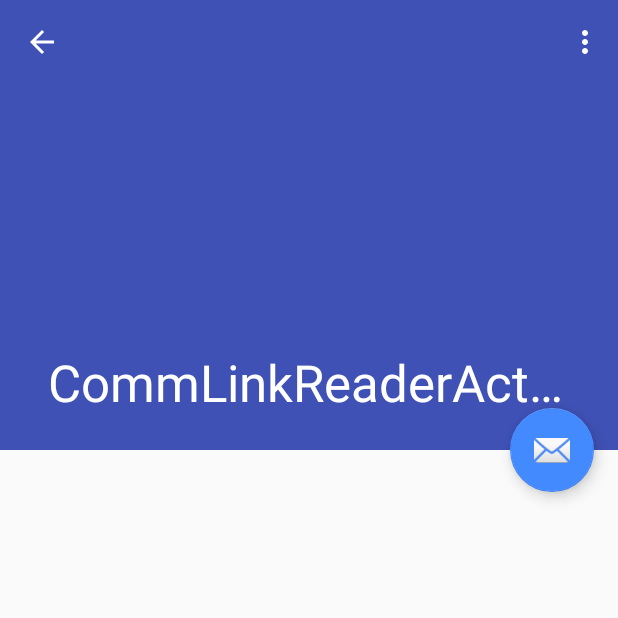
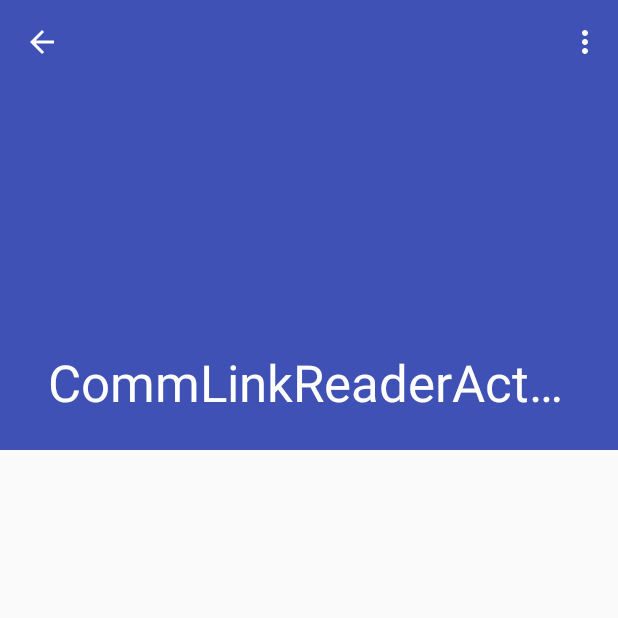
Before and after one commit to fusion44/galactic-tavern-android, an Android app: the CommLinkReaderActivity screen opened directly, with no data from a screen before it, on a phone screen of 412 x 824 dp, the top half of it. Run offline under Robolectric (Android 15) with nearby library versions, the phone set to English and light mode, and no system bars; our stand-ins replace Timber; libraries missing offline, so code that uses them is left out: com.hardsoftstudio.rxflux; pictures from the network do not load; 5 statements that could not run were skipped.

Commit message:
Added a few tablet specific layout enhancements

```diff
--- a/app/build.gradle
+++ b/app/build.gradle
@@ -34,6 +34,7 @@ dependencies {
 
     compile 'com.android.support:appcompat-v7:23.1.1'
     compile 'com.android.support:design:23.1.1'
+    compile 'com.android.support:percent:23.1.1'
     compile 'com.android.support:customtabs:23.1.1'
     compile 'com.android.support:support-v4:23.1.1'
 
--- a/app/src/main/res/layout/activity_comm_link_reader_native.xml
+++ b/app/src/main/res/layout/activity_comm_link_reader_native.xml
@@ -37,10 +37,12 @@
                 android:layout_width="match_parent"
                 android:layout_height="?attr/actionBarSize"
                 app:layout_collapseMode="pin"
+                app:layout_scrollFlags="scroll"
                 app:popupTheme="@style/AppTheme.PopupOverlay" />
 
         </android.support.design.widget.CollapsingToolbarLayout>
     </android.support.design.widget.AppBarLayout>
+
 
     <android.support.v7.widget.RecyclerView xmlns:android="http://schemas.android.com/apk/res/android"
         xmlns:app="http://schemas.android.com/apk/res-auto"
@@ -51,14 +53,4 @@
         app:layout_behavior="@string/appbar_scrolling_view_behavior"
         tools:context=".ui.commlinks.CommLinkReaderActivity"
         tools:showIn="@layout/activity_comm_link_reader_native" />
-
-    <android.support.design.widget.FloatingActionButton
-        android:id="@+id/fab"
-        android:layout_width="wrap_content"
-        android:layout_height="wrap_content"
-        android:layout_margin="@dimen/fab_margin"
-        android:src="@android:drawable/ic_dialog_email"
-        app:layout_anchor="@id/app_bar"
-        app:layout_anchorGravity="bottom|end" />
-
 </android.support.design.widget.CoordinatorLayout>
--- /dev/null
+++ b/app/src/main/res/values-sw600dp/dimens.xml
@@ -0,0 +1,5 @@
+<resources>
+    <dimen name="comm_link_item_height">240dp</dimen>
+    <fraction name="comm_link_reader_column_width_percent">75%</fraction>
+    <dimen name="slideshow_total_height">400dp</dimen>
+</resources>
--- a/app/src/main/res/values-w820dp/dimens.xml
+++ b/app/src/main/res/values-w820dp/dimens.xml
@@ -3,4 +3,6 @@
          (such as screen margins) for screens with more than 820dp of available width. This
          would include 7" and 10" devices in landscape (~960dp and ~1280dp respectively). -->
     <dimen name="activity_horizontal_margin">64dp</dimen>
+
+    <fraction name="comm_link_reader_column_width_percent">75%</fraction>
 </resources>
--- a/app/src/main/res/values/dimens.xml
+++ b/app/src/main/res/values/dimens.xml
@@ -11,5 +11,7 @@
     <dimen name="comm_link_item_height">180dp</dimen>
     <dimen name="app_bar_height">300dp</dimen>
 
+    <fraction name="comm_link_reader_column_width_percent">100%</fraction>
+
     <dimen name="slideshow_total_height">300dp</dimen>
 </resources>
```
Also changed, not shown: app/src/main/res/layout/activity_comm_link_reader_native_text_content.xml (+17 -5 lines).
